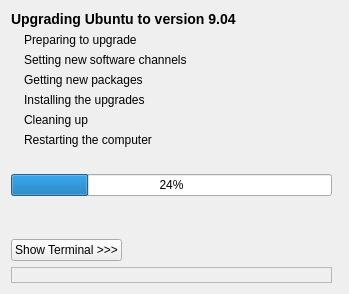
Before: the Qt Designer form pkgs/update-manager/tags/update-manager-2:0.134.10-0guada1/DistUpgrade/window_main.ui in Https-github-com-sulaeman51/guadalinex-v7, drawn with Qt 5.
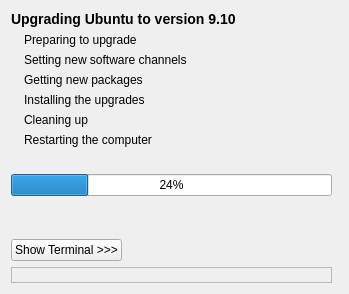
After: the same form once the commit is applied.

```diff
--- a/pkgs/update-manager/tags/update-manager-2:0.134.10-0guada1/DistUpgrade/window_main.ui
+++ b/pkgs/update-manager/tags/update-manager-2:0.134.10-0guada1/DistUpgrade/window_main.ui
@@ -235,7 +235,7 @@
    <item row="0" column="0" colspan="4" >
     <widget class="QLabel" name="label_title" >
      <property name="text" >
-      <string>&lt;b>&lt;big>Upgrading Ubuntu to version 9.04&lt;/big>&lt;/b></string>
+      <string>&lt;b>&lt;big>Upgrading Ubuntu to version 9.10&lt;/big>&lt;/b></string>
      </property>
      <property name="wordWrap" >
       <bool>false</bool>
```
